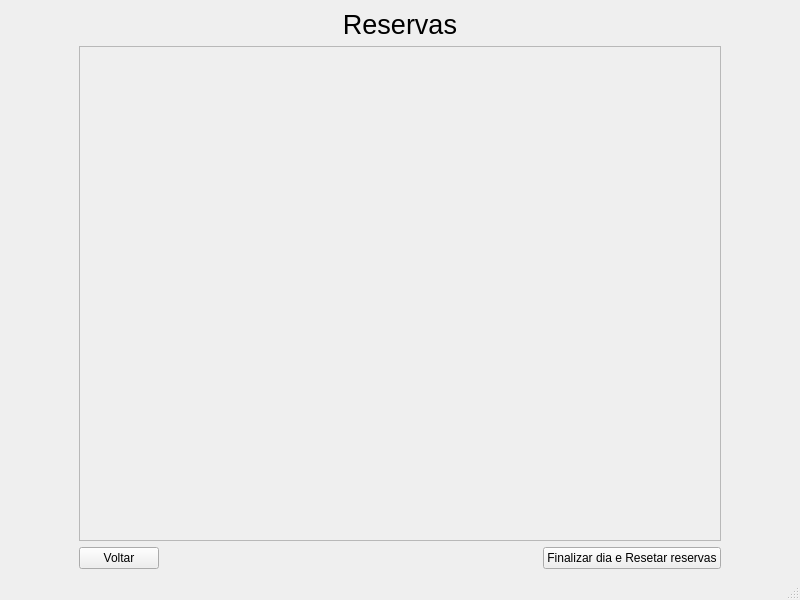
The window that Cliente/ui/ver_reservas.ui (Liedsonfsa/Route-Run) describes before a commit, drawn with Qt 5.
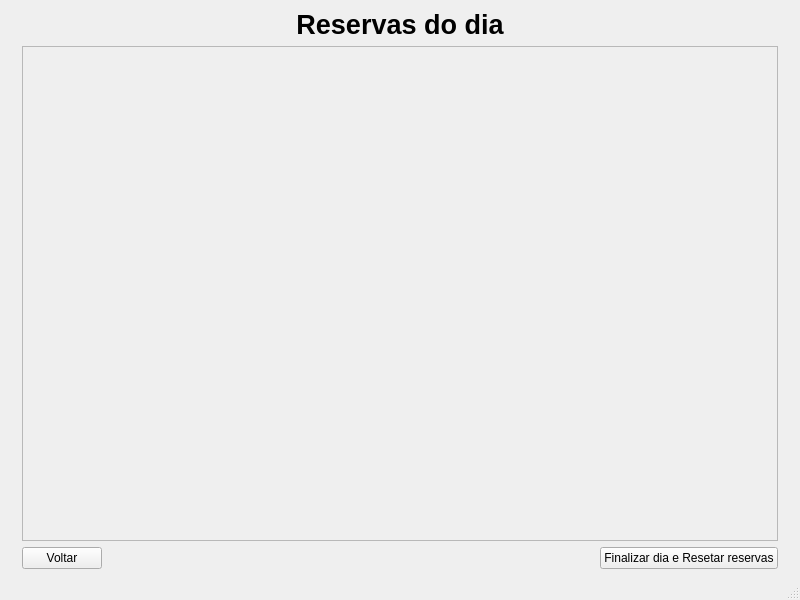
The same window after the commit.

The edit to the form file:
```diff
--- a/Cliente/ui/ver_reservas.ui
+++ b/Cliente/ui/ver_reservas.ui
@@ -25,7 +25,7 @@
         <rect>
          <x>0</x>
          <y>0</y>
-         <width>610</width>
+         <width>750</width>
          <height>441</height>
         </rect>
        </property>
@@ -68,10 +68,12 @@
       <property name="font">
        <font>
         <pointsize>20</pointsize>
+        <weight>75</weight>
+        <bold>true</bold>
        </font>
       </property>
       <property name="text">
-       <string>Reservas</string>
+       <string>Reservas do dia</string>
       </property>
       <property name="alignment">
        <set>Qt::AlignCenter</set>
@@ -81,14 +83,14 @@
     <item row="1" column="0">
      <widget class="QLabel" name="label_2">
       <property name="text">
-       <string>                   </string>
+       <string/>
       </property>
      </widget>
     </item>
     <item row="1" column="2">
      <widget class="QLabel" name="label_3">
       <property name="text">
-       <string>                   </string>
+       <string/>
       </property>
      </widget>
     </item>
```
